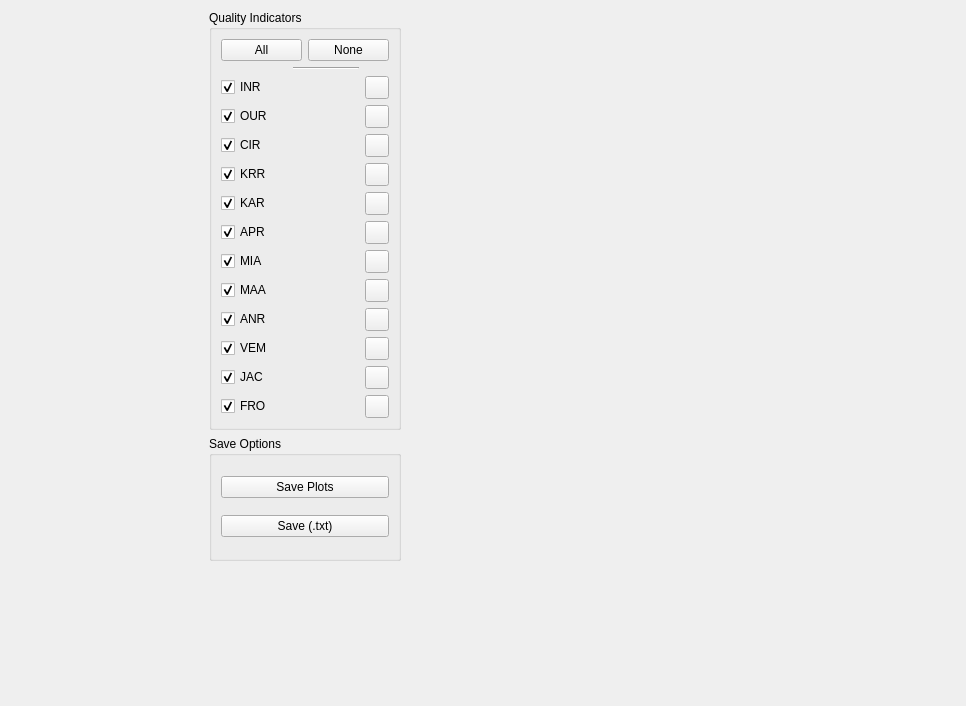
Old version of the form src/meshfullmetricswidget.ui in the repository DanielaCabiddu/PEMesh.2.
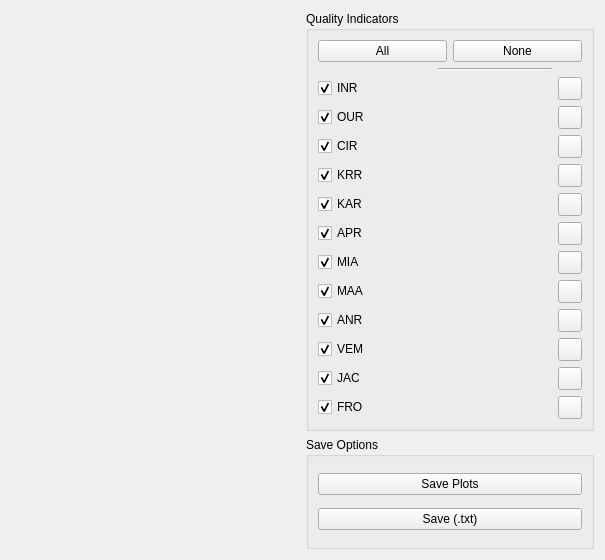
New version of the form. Icons and pictures are not drawn.

Diff of the .ui file:
```diff
--- a/src/meshfullmetricswidget.ui
+++ b/src/meshfullmetricswidget.ui
@@ -6,8 +6,8 @@
    <rect>
     <x>0</x>
     <y>0</y>
-    <width>966</width>
-    <height>706</height>
+    <width>605</width>
+    <height>560</height>
    </rect>
   </property>
   <property name="sizePolicy">
@@ -19,15 +19,8 @@
   <property name="windowTitle">
    <string>Form</string>
   </property>
-  <widget class="QWidget" name="layoutWidget">
-   <property name="geometry">
-    <rect>
-     <x>10</x>
-     <y>10</y>
-     <width>391</width>
-     <height>551</height>
-    </rect>
-   </property>
+  <layout class="QGridLayout" name="gridLayout_3">
+   <item row="0" column="0">
    <layout class="QGridLayout" name="gridLayout_2">
     <item row="0" column="0">
      <widget class="QWidget" name="charts" native="true">
@@ -312,7 +305,8 @@
      </layout>
     </item>
    </layout>
-  </widget>
+   </item>
+  </layout>
  </widget>
  <resources/>
  <connections/>
```
Lines whose indentation alone changed are shown as unchanged.
